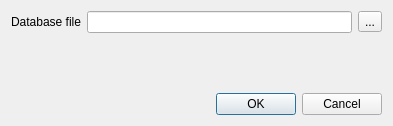
sergey196510/mycash, file opendatabase.ui: the form before one commit.
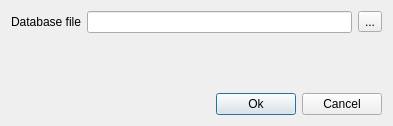
The form after the commit.

Patch:
```diff
--- a/opendatabase.ui
+++ b/opendatabase.ui
@@ -56,14 +56,35 @@
     </spacer>
    </item>
    <item>
-    <widget class="QDialogButtonBox" name="buttonBox">
-     <property name="orientation">
-      <enum>Qt::Horizontal</enum>
-     </property>
-     <property name="standardButtons">
-      <set>QDialogButtonBox::Cancel|QDialogButtonBox::Ok</set>
-     </property>
-    </widget>
+    <layout class="QHBoxLayout" name="horizontalLayout_2">
+     <item>
+      <spacer name="horizontalSpacer">
+       <property name="orientation">
+        <enum>Qt::Horizontal</enum>
+       </property>
+       <property name="sizeHint" stdset="0">
+        <size>
+         <width>40</width>
+         <height>20</height>
+        </size>
+       </property>
+      </spacer>
+     </item>
+     <item>
+      <widget class="QPushButton" name="okButton">
+       <property name="text">
+        <string>Ok</string>
+       </property>
+      </widget>
+     </item>
+     <item>
+      <widget class="QPushButton" name="cancelButton">
+       <property name="text">
+        <string>Cancel</string>
+       </property>
+      </widget>
+     </item>
+    </layout>
    </item>
   </layout>
  </widget>
```
Left out of the diff: 35 changed lines with no effect on the pictures.
